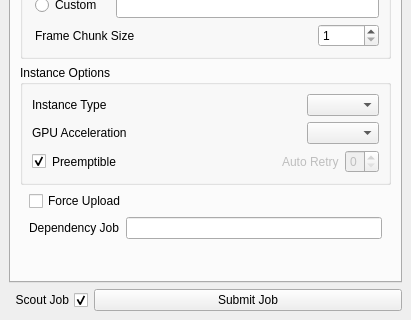
The window that conductor/resources/submitter.ui (AtomicConductor/conductor_client) describes before a commit, drawn with Qt 5; both pictures show x 0 to 411 and y 227 to 547 of the 411 by 547 pixel window.
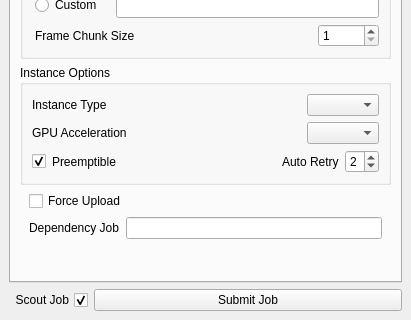
The same window after the commit. Icons and pictures are not drawn.

Commit message: CT-167 making 2 retries the default for when preemptibles are used

What changed in the file:
```diff
--- a/conductor/resources/submitter.ui
+++ b/conductor/resources/submitter.ui
@@ -660,7 +660,7 @@
               <item>
                <widget class="QWidget" name="ui_autoretry_wgt" native="true">
                 <property name="enabled">
-                 <bool>false</bool>
+                 <bool>true</bool>
                 </property>
                 <property name="toolTip">
                  <string>The maximum amount of times to automatically retry preempted tasks</string>
@@ -681,6 +681,9 @@
                    <property name="maximum">
                     <number>5</number>
                    </property>
+                   <property name="value">
+                    <number>2</number>
+                   </property>
                    <property name="isFileUserPref" stdset="0">
                     <bool>true</bool>
                    </property>
```
